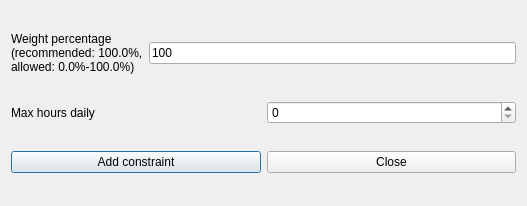
Above: fet/src/interface/addconstraintteachersmaxhoursdailyrealdaysform_template.ui from vonmecheln/fet before the change. Below: the same form after it.
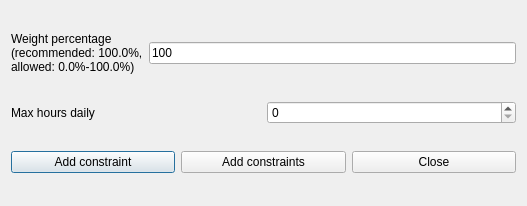
That is the form after the change.

```diff
--- a/fet/src/interface/addconstraintteachersmaxhoursdailyrealdaysform_template.ui
+++ b/fet/src/interface/addconstraintteachersmaxhoursdailyrealdaysform_template.ui
@@ -75,6 +75,13 @@
        </property>
       </widget>
      </item>
+     <item>
+      <widget class="QPushButton" name="addConstraintsPushButton">
+       <property name="text">
+        <string>Add constraints</string>
+       </property>
+      </widget>
+     </item>
      <item>
       <widget class="QPushButton" name="closePushButton">
        <property name="text">
```
